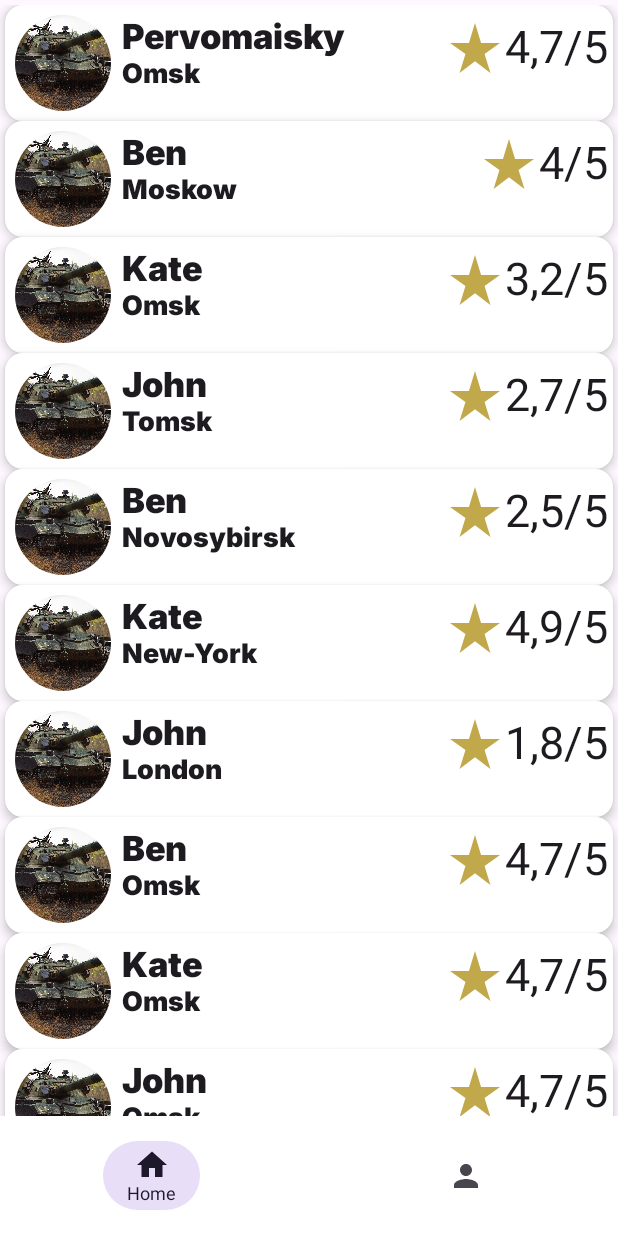
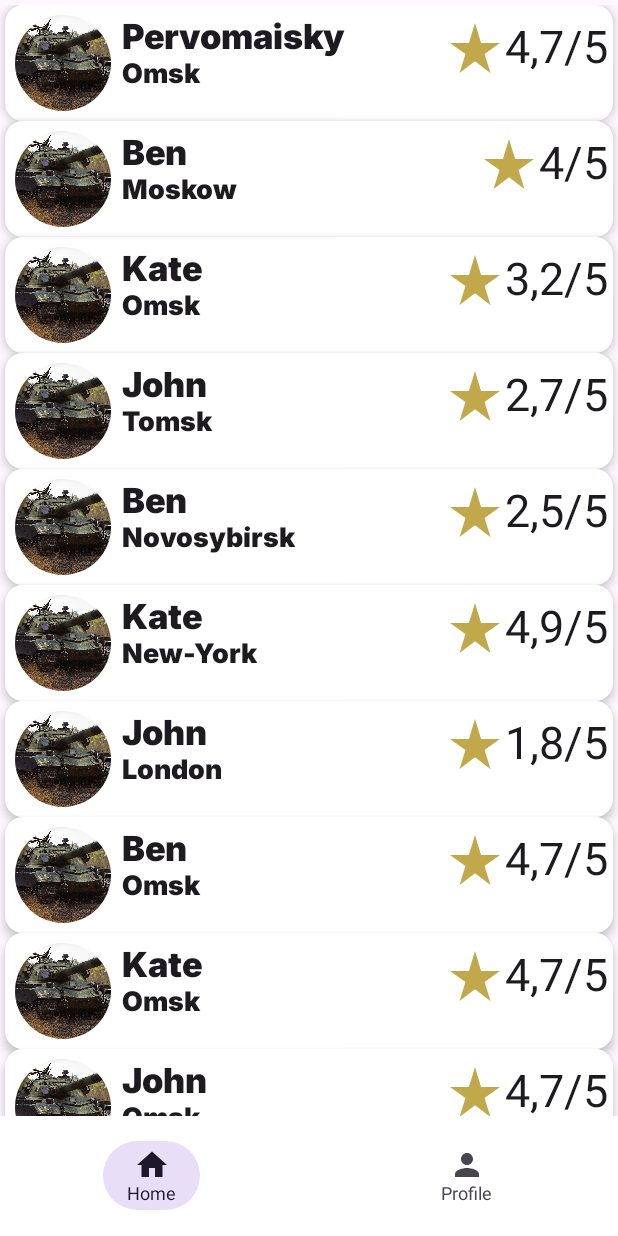
Before and after one commit to Mesherekov/Cinemas, an Android app built with Jetpack Compose: the screen it shows after launch (MainActivity), on a phone screen of 412 x 824 dp. Run offline under Robolectric (Android 15) with nearby library versions, the light colour scheme and no system bars.

Commit message:
NavigationView 3.1

```diff
--- a/app/src/main/java/com/example/cinemas/MainActivity.kt
+++ b/app/src/main/java/com/example/cinemas/MainActivity.kt
@@ -98,6 +98,16 @@
                         ItemRowModel(R.drawable.rer, "John", "London", "1,8/5"),
                         ItemRowModel(R.drawable.rer, "Ben", "Omsk", "4,7/5"),
                         ItemRowModel(R.drawable.rer, "Kate", "Omsk", "4,7/5"),
+                        ItemRowModel(R.drawable.rer, "John", "Omsk", "4,7/5"),
+                        ItemRowModel(R.drawable.rer, "Pervomaisky", "Omsk", "4,7/5"),
+                        ItemRowModel(R.drawable.rer, "Ben", "Moskow", "4/5"),
+                        ItemRowModel(R.drawable.rer, "Kate", "Omsk", "3,2/5"),
+                        ItemRowModel(R.drawable.rer, "John", "Tomsk", "2,7/5"),
+                        ItemRowModel(R.drawable.rer, "Ben", "Novosybirsk", "2,5/5"),
+                        ItemRowModel(R.drawable.rer, "Kate", "New-York", "4,9/5"),
+                        ItemRowModel(R.drawable.rer, "John", "London", "1,8/5"),
+                        ItemRowModel(R.drawable.rer, "Ben", "Omsk", "4,7/5"),
+                        ItemRowModel(R.drawable.rer, "Kate", "Omsk", "4,7/5"),
                         ItemRowModel(R.drawable.rer, "John", "Omsk", "4,7/5")
                     )
                 ) { _, item ->
@@ -141,12 +151,12 @@
                     icon = {
                         Column(horizontalAlignment = Alignment.CenterHorizontally) {
                             Icon(imageVector = item.icon, contentDescription = item.label)
-                            if (selected){
+
                                 Text(text = item.label,
                                     textAlign = TextAlign.Center,
                                     fontSize = 12.sp
                                 )
-                            }
+
                         }
                     },
 //                    colors = NavigationBarItemColors(
```
